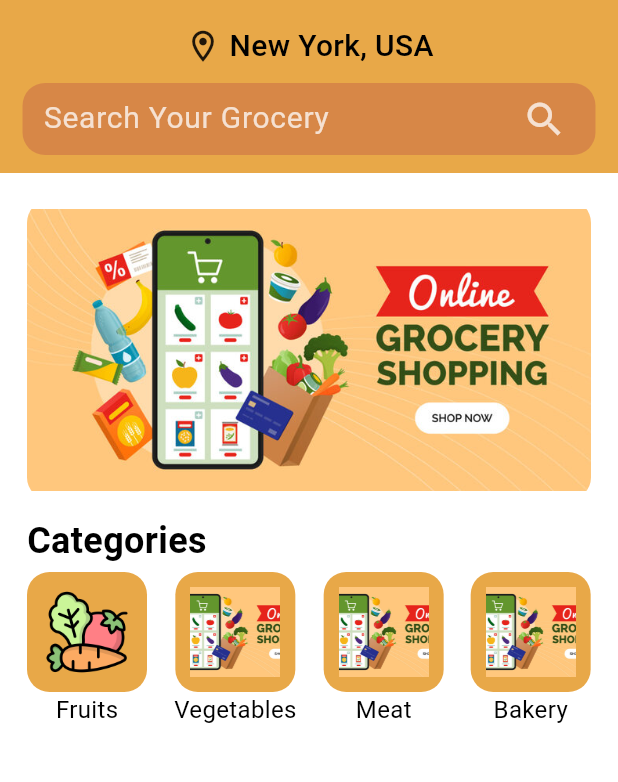
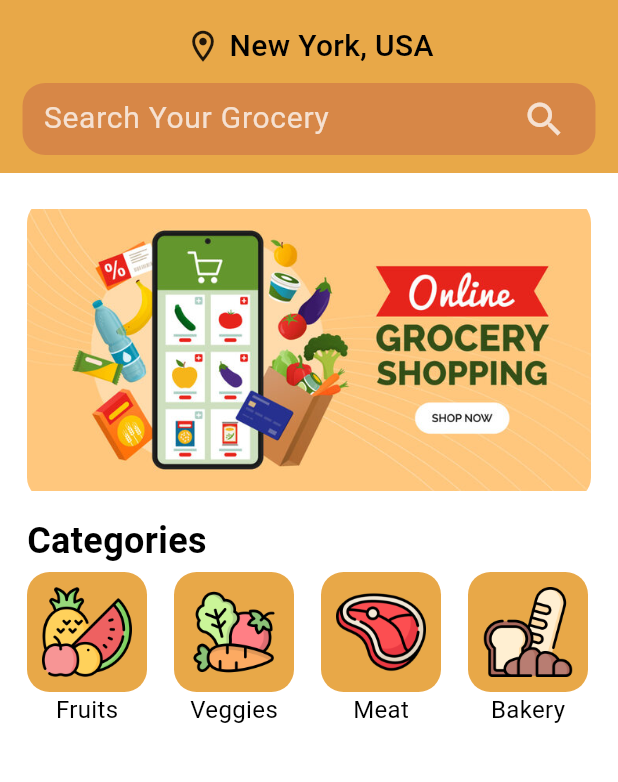
Before and after one commit to satyam044/Fresh-Market-App, a Flutter app: the HomePage screen opened directly, on a phone screen of 412 x 824 dp, the part 61-843 px from its top. Run offline on Flutter 3.47's test engine with Material 3 defaults, Android fonts, the light colour scheme and no system bars.

Commit message:
Icons Added

```diff
--- a/lib/widgets/categories_widget.dart
+++ b/lib/widgets/categories_widget.dart
@@ -7,11 +7,11 @@ class CategoriesWidget extends StatelessWidget {
   CategoriesWidget({super.key});
 
   final groceryItems = [
-    {"img": "vegges.png", "text": "Fruits"},
-    {"img": "banner.jpg", "text": "Vegetables"},
-    {"img": "banner.jpg", "text": "Meat"},
-    {"img": "banner.jpg", "text": "Bakery"},
-    {"img": "banner.jpg", "text": "Dairy"},
+    {"img": "fruits.png", "text": "Fruits"},
+    {"img": "veggies.png", "text": "Veggies"},
+    {"img": "meat.png", "text": "Meat"},
+    {"img": "bakery.png", "text": "Bakery"},
+    {"img": "dairy.png", "text": "Dairy"},
   ];
 
   @override
```
Also changed, not shown: assets/images/bakery.png (added), assets/images/dairy.png (added), assets/images/fruits.png (added), assets/images/meat.png (added), assets/images/veggies.png (renamed from assets/images/vegges.png).
